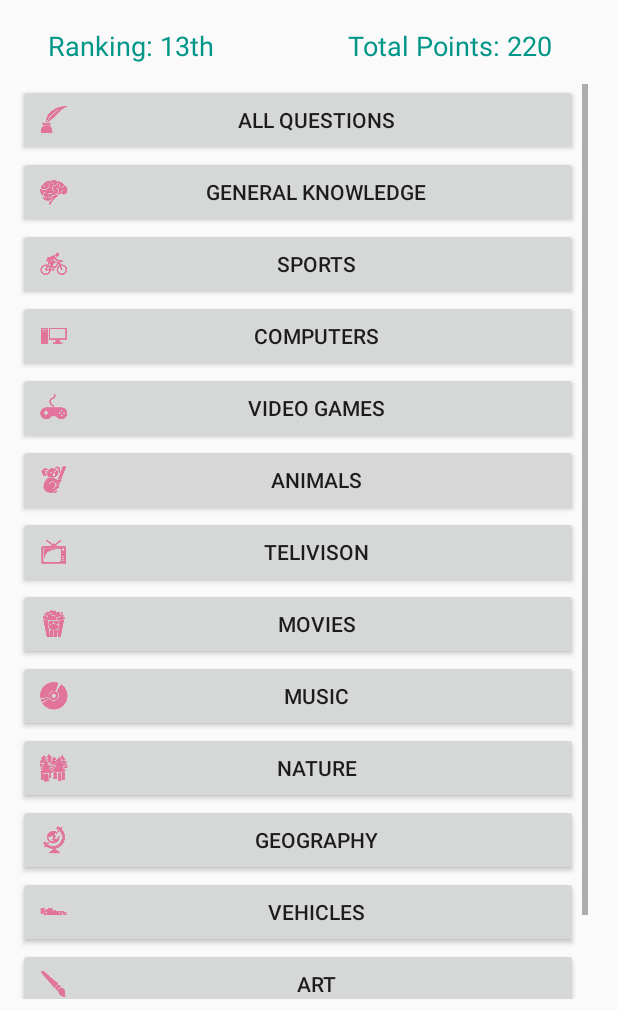
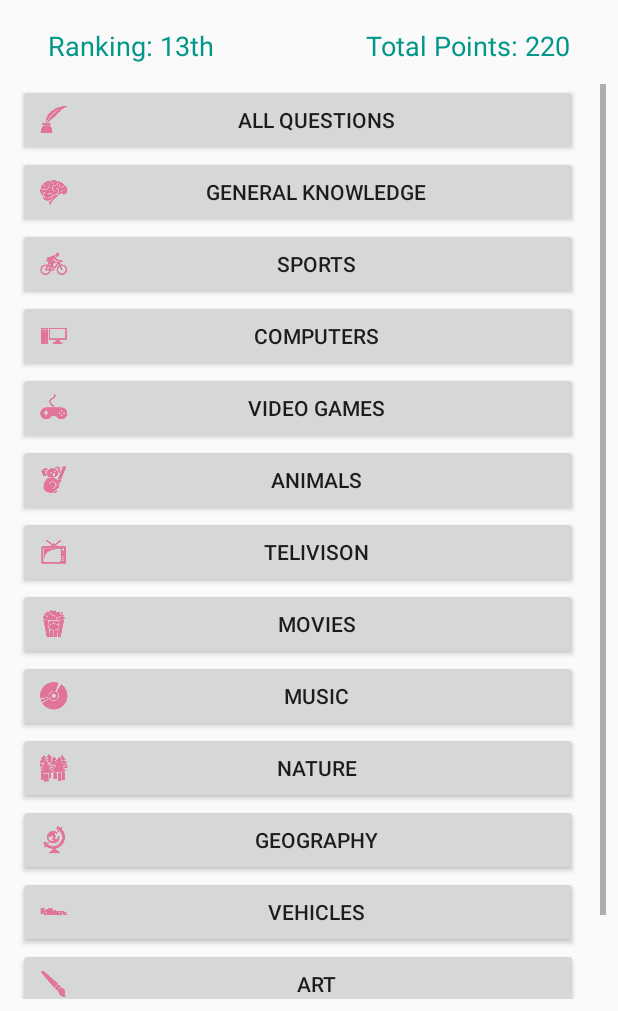
Before and after one commit to alejandrodlsp/The-Quizzer, an Android app: the MainHubActivity screen opened directly, with no data from a screen before it, on a phone screen of 412 x 824 dp, the part 225-1236 px from its top. Run offline under Robolectric (Android 15) with nearby library versions, the phone set to English and light mode, and no system bars.

Commit message:
Fixed padding issues with UI

```diff
--- a/app/src/main/res/layout/activity_main_hub.xml
+++ b/app/src/main/res/layout/activity_main_hub.xml
@@ -2,7 +2,7 @@
 <androidx.constraintlayout.widget.ConstraintLayout xmlns:android="http://schemas.android.com/apk/res/android"
     xmlns:app="http://schemas.android.com/apk/res-auto"
     xmlns:tools="http://schemas.android.com/tools"
-    android:layout_width="400dp"
+    android:layout_width="match_parent"
     android:layout_height="match_parent"
     tools:context=".layout.hub.MainHubActivity">
 
@@ -149,15 +149,16 @@
         android:id="@+id/high_score_button"
         android:layout_width="380dp"
         android:layout_height="90dp"
-        android:layout_marginStart="16dp"
+        android:layout_marginStart="8dp"
         android:layout_marginTop="4dp"
+        android:layout_marginEnd="8dp"
         android:backgroundTint="#DFDFDF"
         android:drawableRight="@drawable/ic_forward"
         android:text="The Quizzer"
         android:textColor="#5B49FB"
         android:textSize="21sp"
         app:layout_constraintEnd_toEndOf="parent"
-        app:layout_constraintHorizontal_bias="0.0"
+        app:layout_constraintHorizontal_bias="0.5"
         app:layout_constraintStart_toStartOf="parent"
         app:layout_constraintTop_toTopOf="parent" />
 
```
